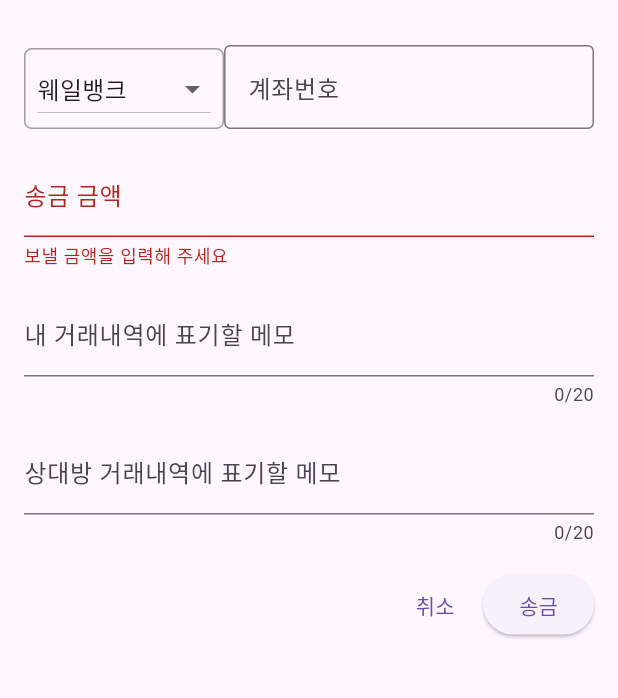
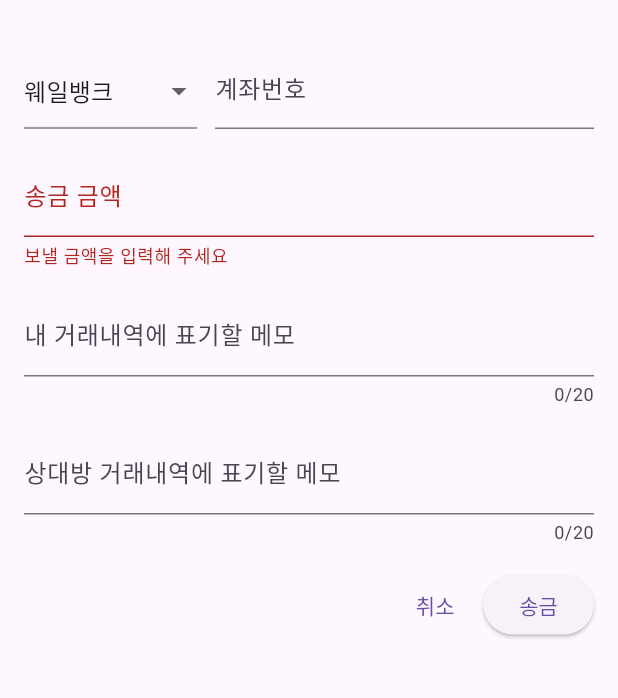
Before and after one commit to TeamAquaDan/W-E, a Flutter app: the TransferPage screen opened directly with empty values, on a phone screen of 412 x 824 dp, the part 63-761 px from its top. Run offline on Flutter 3.47's test engine with Material 3 defaults, Android fonts, the phone set to English and light mode, and no system bars; our stand-ins replace awesome_snackbar_content, carousel_slider, contacts_service, dio, firebase_core, firebase_database and 8 more; missing offline and left inert: flutter_secure_keyboard; accounts and stored records are empty; Roboto replaces fonts that are missing (Aggro); project files that could hold a hidden picture were left out.

Commit message:
Desing: 송금 페이지

```diff
--- a/frontend/lib/screens/transfer_page/transfer_page.dart
+++ b/frontend/lib/screens/transfer_page/transfer_page.dart
@@ -109,8 +109,8 @@ class TransferPageState extends State<TransferPage> {
                     child: TextFormField(
                         decoration: const InputDecoration(
                           labelText: '계좌번호',
-                          labelStyle: TextStyle(fontSize: 16),
-                          border: OutlineInputBorder(),
+                          // labelStyle: TextStyle(fontSize: 16),
+                          // border: OutlineInputBorder(),
                         ),
                         onSaved: (newValue) {
                           setState(() => account_num = newValue!);
--- a/frontend/lib/screens/transfer_page/widgets/bank_code_button.dart
+++ b/frontend/lib/screens/transfer_page/widgets/bank_code_button.dart
@@ -16,11 +16,14 @@ class _BankCodeButtonState extends State<BankCodeButton> {
     var dropdownValue = widget.bankCode;
     return Container(
       decoration: BoxDecoration(
-        border: Border.all(color: Colors.grey), // 테두리 추가
-        borderRadius: BorderRadius.circular(5.0), // 테두리 모서리를 둥글게 만듦
+        border: Border(
+          bottom: BorderSide(color: Colors.grey, width: 1.4),
         ),
+      ),
+      margin: EdgeInsets.only(right: 12),
       child: Padding(
-        padding: const EdgeInsets.symmetric(vertical: 2, horizontal: 8),
+        padding: const EdgeInsets.symmetric(vertical: 0, horizontal: 0),
+        child: DropdownButtonHideUnderline(
           child: DropdownButton<String>(
             value: dropdownValue,
             elevation: 2,
@@ -39,6 +42,7 @@ class _BankCodeButtonState extends State<BankCodeButton> {
             }).toList(),
           ),
         ),
+      ),
     );
   }
 }
```
Lines whose indentation alone changed are shown as unchanged.
